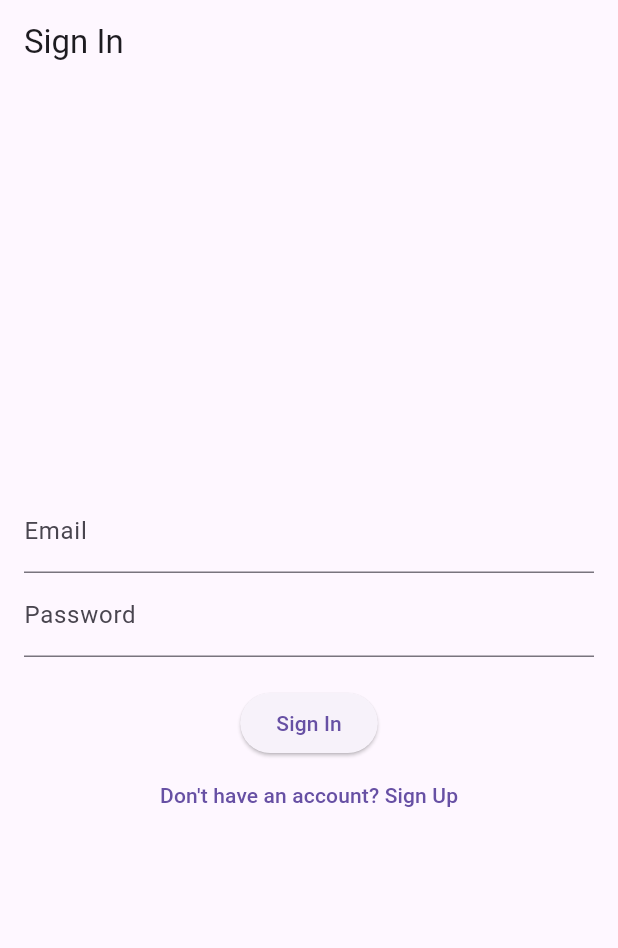
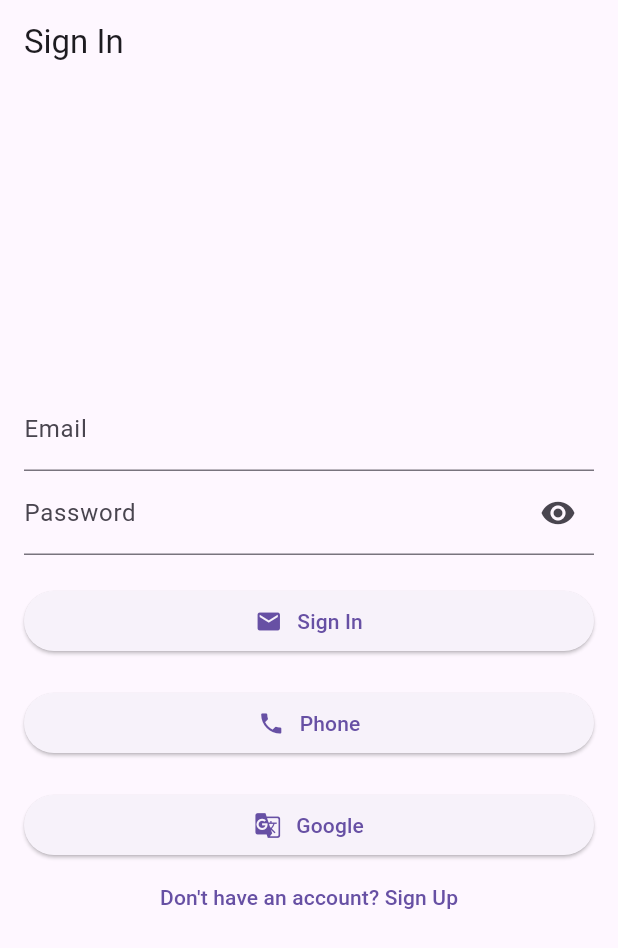
Before and after one commit to youssefbakry22/Cloud-Computing, a Flutter app: the screen it shows once a user with an empty profile is signed in, after a tap on the "logout" icon, on a phone screen of 412 x 824 dp. Shown: the top 948 px of the screen. Run offline on Flutter 3.47's test engine with Material 3 defaults, Android fonts, the phone set to English and light mode, and no system bars; our stand-ins replace cloud_firestore, firebase_auth, firebase_core, firebase_database, firebase_messaging, flutter_local_notifications and 1 more; accounts and stored records are empty; network calls fail.

Commit message:
finished task 3

```diff
--- a/lib/channel_screen.dart
+++ b/lib/channel_screen.dart
@@ -3,7 +3,9 @@ import 'package:flutter/material.dart';
 import 'package:firebase_database/firebase_database.dart';
 import 'package:firebase_messaging/firebase_messaging.dart';
 import 'package:cloud_firestore/cloud_firestore.dart';
+import 'package:google_sign_in/google_sign_in.dart';
 import 'chat_screen.dart';
+import 'notification_handler.dart';
 import 'sign_in_screen.dart';
 
 class ChannelScreen extends StatefulWidget {
@@ -17,23 +19,32 @@ class _ChannelScreenState extends State<ChannelScreen> {
   late String _userId;
 
   @override
-  void initState() {
+  void initState(){
     super.initState();
-    _initializeUserId();
+    _initNotifications();
+    _getUserId();
   }
 
-  void _initializeUserId() {
+  Future<void> _initNotifications() async {
+    if (await NotificationHandler.getPermission()) {
+    NotificationHandler.initialize();
+    }
+    NotificationHandler.handleForegroundNotification();
+    NotificationHandler.handleBackgroundNotification();
+  }
+
+  void _getUserId() {
     final user = FirebaseAuth.instance.currentUser;
     if (user != null) {
       _userId = user.uid;
     }
   }
 
-
   @override
   Widget build(BuildContext context) {
     return Scaffold(
       appBar: AppBar(
+        automaticallyImplyLeading: false, // Hides the back arrow
         title: Text('Channels'),
         actions: [
           IconButton(
@@ -244,6 +255,14 @@ class _ChannelScreenState extends State<ChannelScreen> {
   }
 
   void _signOut() async {
+    try {
+      final googleSignIn = GoogleSignIn();
+      if (await googleSignIn.isSignedIn()) {
+        await googleSignIn.signOut(); // Sign out from Google
+      }
+    } catch (e) {
+      print('Error signing out: $e');
+    }
     await FirebaseAuth.instance.signOut();
     Navigator.pushReplacement(
       context,
--- a/lib/main.dart
+++ b/lib/main.dart
@@ -1,19 +1,12 @@
 import 'package:flutter/material.dart';
 import 'package:firebase_core/firebase_core.dart';
 import 'package:firebase_auth/firebase_auth.dart';
-import 'notification_handler.dart';
 import 'channel_screen.dart';
 import 'sign_in_screen.dart';
 
 void main() async {
   WidgetsFlutterBinding.ensureInitialized();
   await Firebase.initializeApp();
-
-  if (await NotificationHandler.getPermission()) {
-    NotificationHandler.initialize();
-  }
-  NotificationHandler.handleForegroundNotification();
-  NotificationHandler.handleBackgroundNotification();
 
   runApp(const MyApp());
 }
@@ -23,11 +16,10 @@ class MyApp extends StatelessWidget {
 
   @override
   Widget build(BuildContext context) {
-    return MaterialApp(
+    return const MaterialApp(
       title: 'Chat Room',
-      theme: ThemeData(primarySwatch: Colors.blue),
       debugShowCheckedModeBanner: false,
-      home: const AuthWrapper(),
+      home: AuthWrapper(),
     );
   }
 }
--- a/lib/sign_in_screen.dart
+++ b/lib/sign_in_screen.dart
@@ -1,13 +1,52 @@
 import 'package:flutter/material.dart';
 import 'package:firebase_auth/firebase_auth.dart';
+import 'package:google_sign_in/google_sign_in.dart';
 import 'channel_screen.dart';
+import 'phone_auth_screen.dart';
 import 'sign_up_screen.dart';
 
-class SignInScreen extends StatelessWidget {
+class SignInScreen extends StatefulWidget {
+  @override
+  _SignInScreenState createState() => _SignInScreenState();
+}
+
+class _SignInScreenState extends State<SignInScreen> {
   final TextEditingController emailController = TextEditingController();
   final TextEditingController passwordController = TextEditingController();
+  bool _obscureText = true; // Variable to toggle password visibility
 
-  void signIn(BuildContext context) async {
+  void googleAuth(BuildContext context) async {
+    try {
+      final GoogleSignInAccount? googleUser = await GoogleSignIn().signIn();
+
+      if (googleUser == null) {
+        // User canceled the login
+        return;
+      }
+
+      final GoogleSignInAuthentication googleAuth = await googleUser.authentication;
+      final AuthCredential credential = GoogleAuthProvider.credential(
+        accessToken: googleAuth.accessToken,
+        idToken: googleAuth.idToken,
+      );
+
+      final UserCredential userCredential =
+      await FirebaseAuth.instance.signInWithCredential(credential);
+
+      if (userCredential.user != null) {
+        Navigator.pushReplacement(
+          context,
+          MaterialPageRoute(builder: (context) => ChannelScreen()),
+        );
+      }
+    } catch (e) {
+      ScaffoldMessenger.of(context).showSnackBar(
+        SnackBar(content: Text(e.toString())),
+      );
+    }
+  }
+
+  void emailAuth(BuildContext context) async {
     try {
       await FirebaseAuth.instance.signInWithEmailAndPassword(
         email: emailController.text.trim(),
@@ -39,14 +78,65 @@ class SignInScreen extends StatelessWidget {
             ),
             TextField(
               controller: passwordController,
-              decoration: InputDecoration(labelText: 'Password'),
-              obscureText: true,
+              obscureText: _obscureText, // Toggle password visibility
+              decoration: InputDecoration(
+                labelText: 'Password',
+                suffixIcon: IconButton(
+                  icon: Icon(
+                    _obscureText ? Icons.visibility : Icons.visibility_off, // Change icon based on visibility state
+                  ),
+                  onPressed: () {
+                    setState(() {
+                      _obscureText = !_obscureText; // Toggle visibility
+                    });
+                  },
+                ),
+              ),
             ),
             SizedBox(height: 20),
             ElevatedButton(
-              onPressed: () => signIn(context),
-              child: Text('Sign In'),
+              onPressed: () => emailAuth(context),
+              child: const Row(
+                mainAxisAlignment: MainAxisAlignment.center,
+                children: [
+                  Icon(Icons.email), // Icon for email
+                  SizedBox(width: 10), // Spacing between icon and text
+                  Text('Sign In'),
+                ],
+              ),
             ),
+
+            SizedBox(height: 20),
+            ElevatedButton(
+              onPressed: () {
+                Navigator.push(
+                  context,
+                  MaterialPageRoute(builder: (context) => PhoneAuthScreen()), // Navigate to PhoneAuthScreen
+                );
+              },
+              child: const Row(
+                mainAxisAlignment: MainAxisAlignment.center,
+                children: [
+                  Icon(Icons.phone), // Icon for phone
+                  SizedBox(width: 10), // Spacing between icon and text
+                  Text('Phone'),
+                ],
+              ),
+            ),
+
+            SizedBox(height: 20),
+            ElevatedButton(
+              onPressed: () => googleAuth(context),
+              child: const Row(
+                mainAxisAlignment: MainAxisAlignment.center,
+                children: [
+                  Icon(Icons.g_translate), // Icon for Google
+                  SizedBox(width: 10), // Spacing between icon and text
+                  Text('Google'),
+                ],
+              ),
+            ),
+
             TextButton(
               onPressed: () {
                 Navigator.push(
```
Also changed, not shown: lib/chat_screen.dart (+8 -8 lines), lib/phone_auth_screen.dart (added, +166 -0 lines), lib/sign_up_screen.dart (+15 -2 lines), 1 other file.
